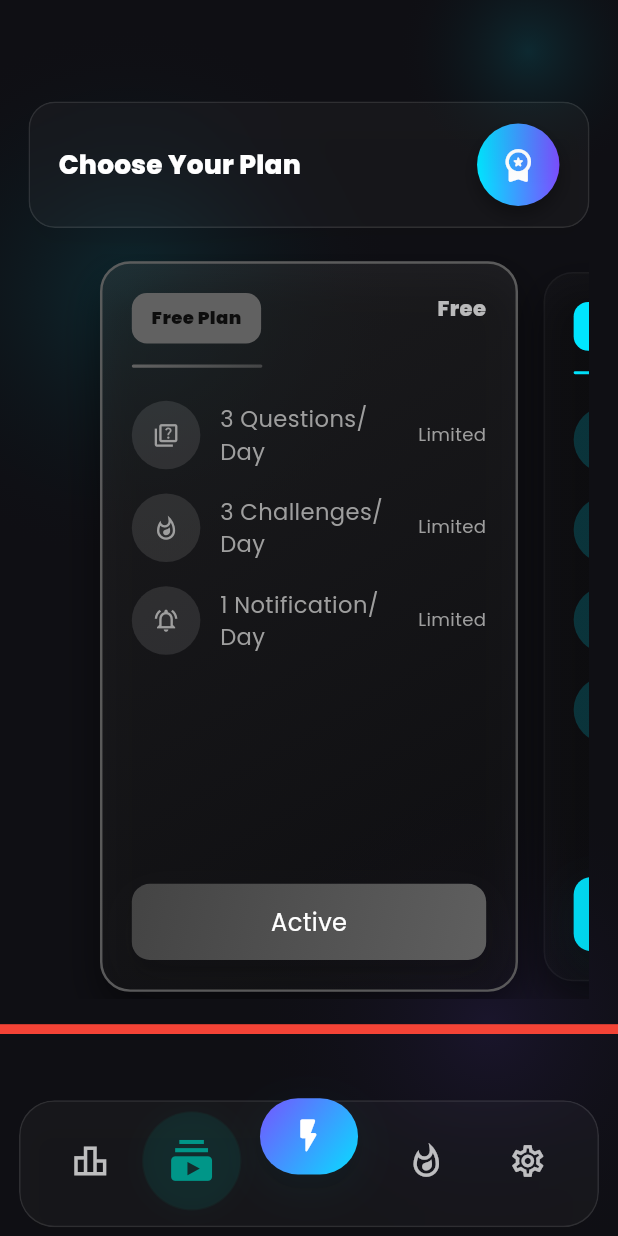
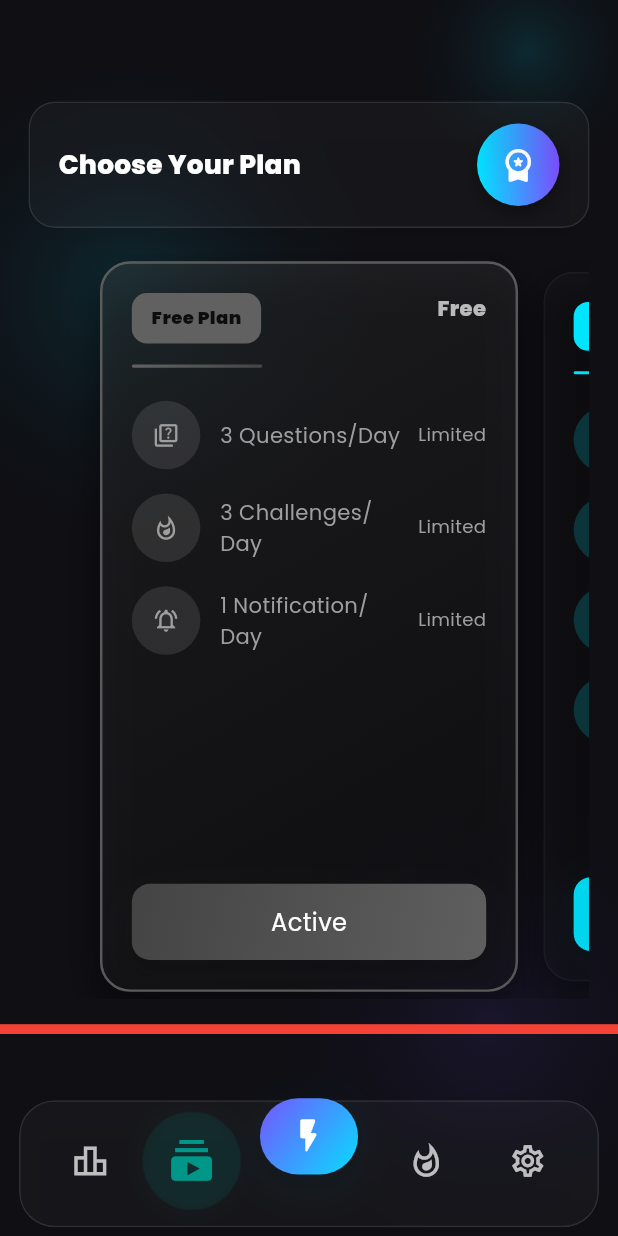
Before and after one commit to s4l1hs/SparkUp, a Flutter app: the screen it shows once a user with an empty profile is signed in, item 2 of the bottom bar chosen, on a phone screen of 412 x 824 dp. Run offline on Flutter 3.47's test engine with Material 3 defaults, Android fonts, the phone set to English and light mode, and no system bars; our stand-ins replace firebase_auth, firebase_core, firebase_messaging, flutter_screenutil, google_fonts, google_sign_in; accounts and stored records are empty; network calls fail.

Commit message:
Overflow Bug Fixed

```diff
--- a/sparkup_app/lib/pages/subscription_page.dart
+++ b/sparkup_app/lib/pages/subscription_page.dart
@@ -287,7 +287,7 @@ class _SubscriptionPageState extends State<SubscriptionPage> with SingleTickerPr
                             child: Icon(feature['icon'] as IconData, size: 18.sp, color: iconColor),
                           ),
                           SizedBox(width: 12.w),
-                          Expanded(child: Text(feature['text'] as String, style: TextStyle(color: textColor, fontSize: 15.sp), softWrap: true, maxLines: 3, overflow: TextOverflow.ellipsis)),
+                          Expanded(child: Text(feature['text'] as String, style: TextStyle(color: textColor, fontSize: 14.sp), softWrap: true, maxLines: 3, overflow: TextOverflow.ellipsis)),
                           if (!featureActive) Padding(padding: EdgeInsets.only(left: 8.w), child: Text(localizations.limited, style: TextStyle(color: Colors.grey.shade500, fontSize: 12.sp))),
                         ],
                       ),
```
